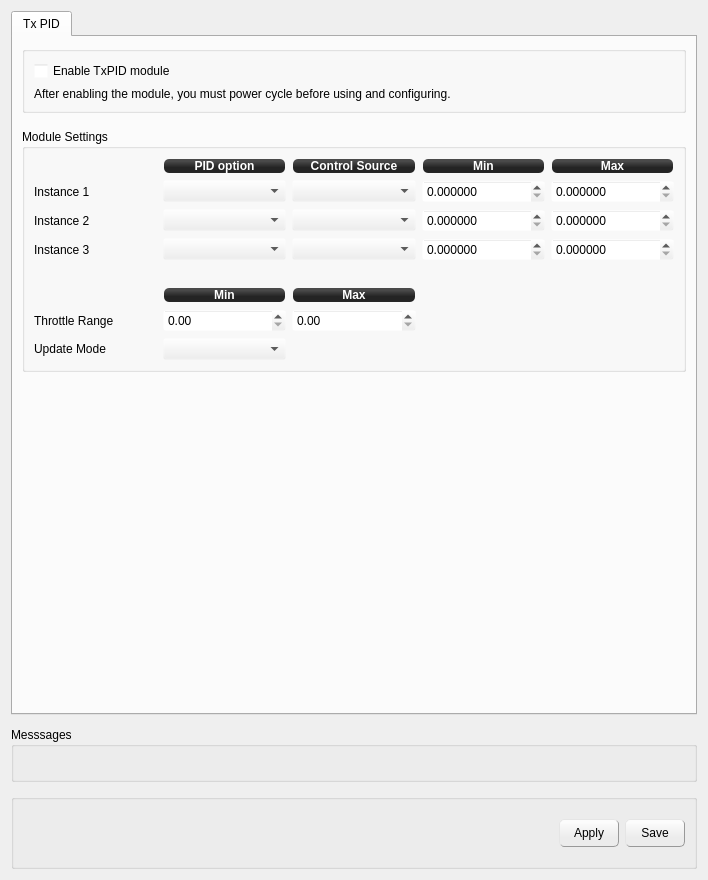
Above: ground/openpilotgcs/src/plugins/config/txpid.ui from openpilot/OpenPilot before the change. Below: the same form after it.
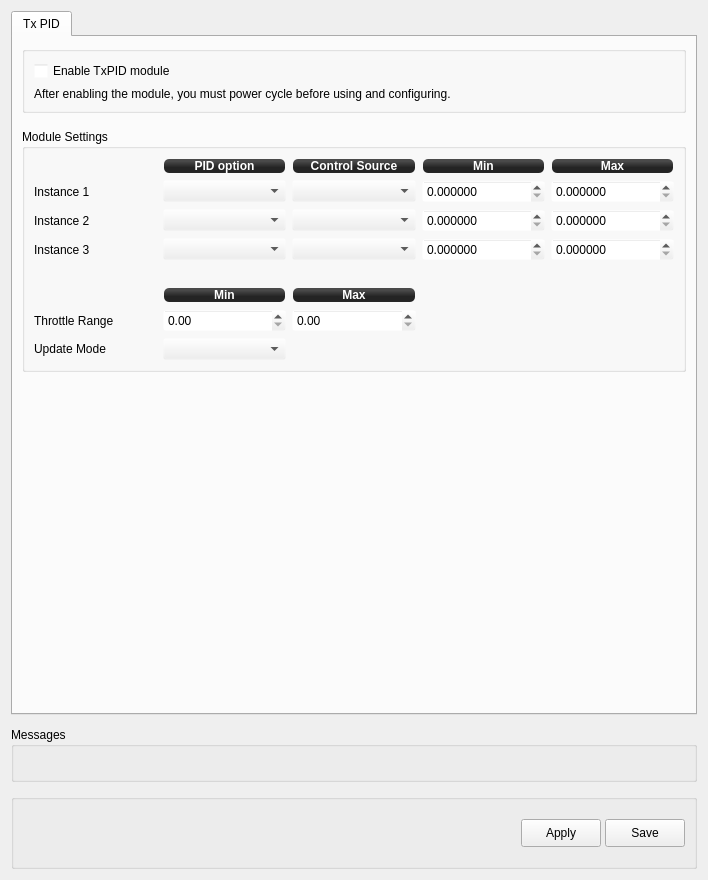
That is the form after the change.

Commit message: removed all the pushbutton stylesheets, fixed the scrollbar area colors, compacted UI a bit more for smaller screens, misc text changes

```diff
--- a/ground/openpilotgcs/src/plugins/config/txpid.ui
+++ b/ground/openpilotgcs/src/plugins/config/txpid.ui
@@ -623,7 +623,7 @@
    <item>
     <widget class="QGroupBox" name="groupBox_3">
      <property name="title">
-      <string>Messsages</string>
+      <string>Messages</string>
      </property>
      <layout class="QHBoxLayout" name="horizontalLayout">
       <item>
@@ -662,6 +662,9 @@
      <layout class="QVBoxLayout" name="verticalLayout">
       <item>
        <layout class="QHBoxLayout" name="submitButtons">
+        <property name="spacing">
+         <number>4</number>
+        </property>
         <item>
          <widget class="QFrame" name="frame">
           <property name="frameShape">
@@ -697,25 +700,7 @@
            <string>Send settings to the board but do not save to the non-volatile memory</string>
           </property>
           <property name="styleSheet">
-           <string notr="true">QPushButton {
-border: 1px outset #999;
-border-radius: 5;
-background-color: qlineargradient(spread:pad, x1:0.507, y1:0.869318, x2:0.507, y2:0.0965909, stop:0.28 rgba(236, 236, 236, 255), stop:1 rgba(252, 252, 252, 255));
-}
-
-QPushButton:pressed {
-
-    border-style: inset;
-	background-color: qlineargradient(spread:pad, x1:0.502, y1:0.664864, x2:0.502, y2:0.034, stop:0.358209 rgba(250, 250, 250, 255), stop:0.626866 rgba(235, 235, 235, 255));
-
-}
-
-
-QPushButton:hover  {
-	border: 1px outset #999;	
-border-color: rgb(83, 83, 83);
-border-radius: 4;
-	}</string>
+           <string notr="true"/>
           </property>
           <property name="text">
            <string>Apply</string>
@@ -734,25 +719,7 @@
            <string>Send settings to the board and save to the non-volatile memory</string>
           </property>
           <property name="styleSheet">
-           <string notr="true">QPushButton {
-border: 1px outset #999;
-border-radius: 5;
-background-color: qlineargradient(spread:pad, x1:0.507, y1:0.869318, x2:0.507, y2:0.0965909, stop:0.28 rgba(236, 236, 236, 255), stop:1 rgba(252, 252, 252, 255));
-}
-
-QPushButton:pressed {
-
-    border-style: inset;
-	background-color: qlineargradient(spread:pad, x1:0.502, y1:0.664864, x2:0.502, y2:0.034, stop:0.358209 rgba(250, 250, 250, 255), stop:0.626866 rgba(235, 235, 235, 255));
-
-}
-
-
-QPushButton:hover  {
-	border: 1px outset #999;	
-border-color: rgb(83, 83, 83);
-border-radius: 4;
-	}</string>
+           <string notr="true"/>
           </property>
           <property name="text">
            <string>Save</string>
```
The commit also changes 9 other files.
